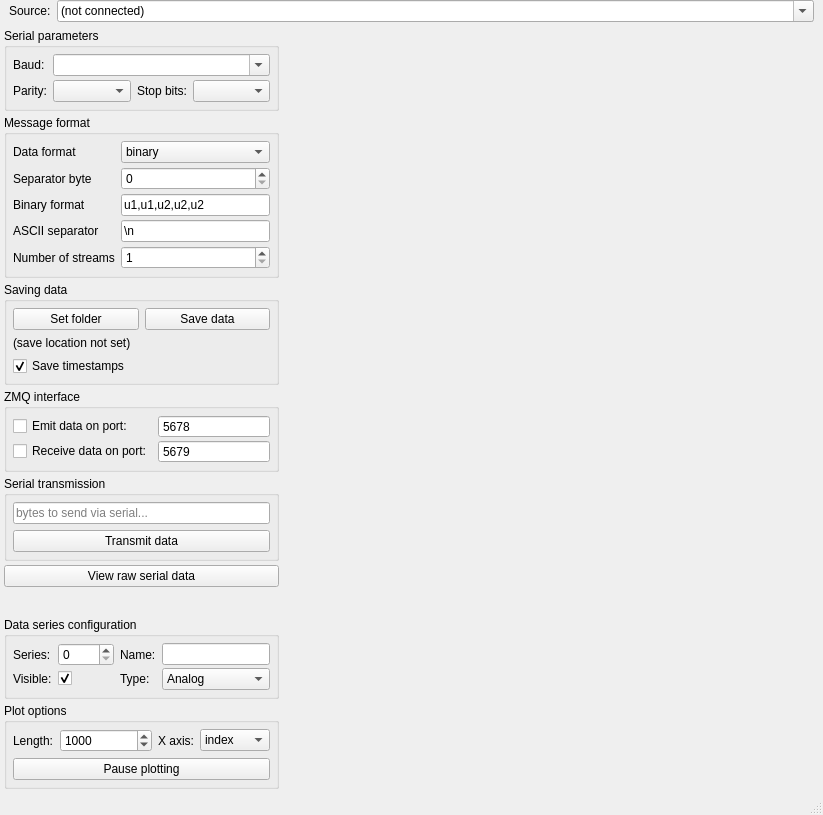
Before: the Qt Designer form src/splot/splot.ui in starfishneuroscience/splot, drawn with Qt 5.
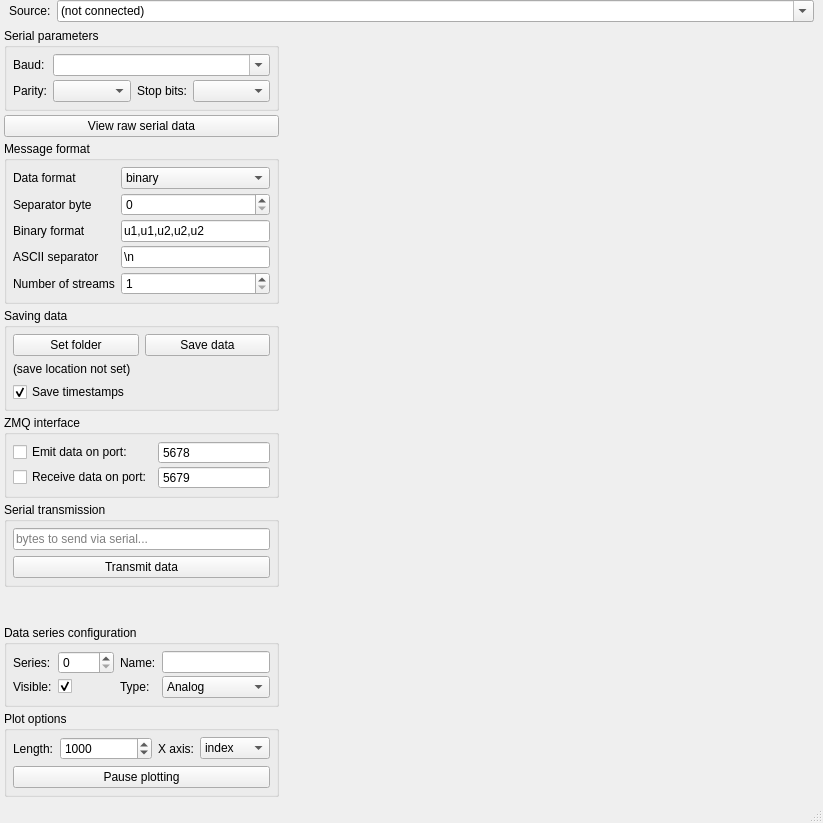
After: the same form once the commit is applied.

The edit to the form file:
```diff
--- a/src/splot/splot.ui
+++ b/src/splot/splot.ui
@@ -7,7 +7,7 @@
     <x>0</x>
     <y>0</y>
     <width>823</width>
-    <height>815</height>
+    <height>823</height>
    </rect>
   </property>
   <property name="windowTitle">
@@ -265,6 +265,13 @@
                </layout>
               </widget>
              </item>
+             <item>
+              <widget class="QPushButton" name="rawDataViewerPushButton">
+               <property name="text">
+                <string>View raw serial data</string>
+               </property>
+              </widget>
+             </item>
              <item>
               <widget class="QGroupBox" name="groupBox">
                <property name="title">
@@ -610,13 +617,6 @@
                </layout>
               </widget>
              </item>
-             <item>
-              <widget class="QPushButton" name="rawDataViewerPushButton">
-               <property name="text">
-                <string>View raw serial data</string>
-               </property>
-              </widget>
-             </item>
              <item>
               <spacer name="verticalSpacer_3">
                <property name="orientation">
```
